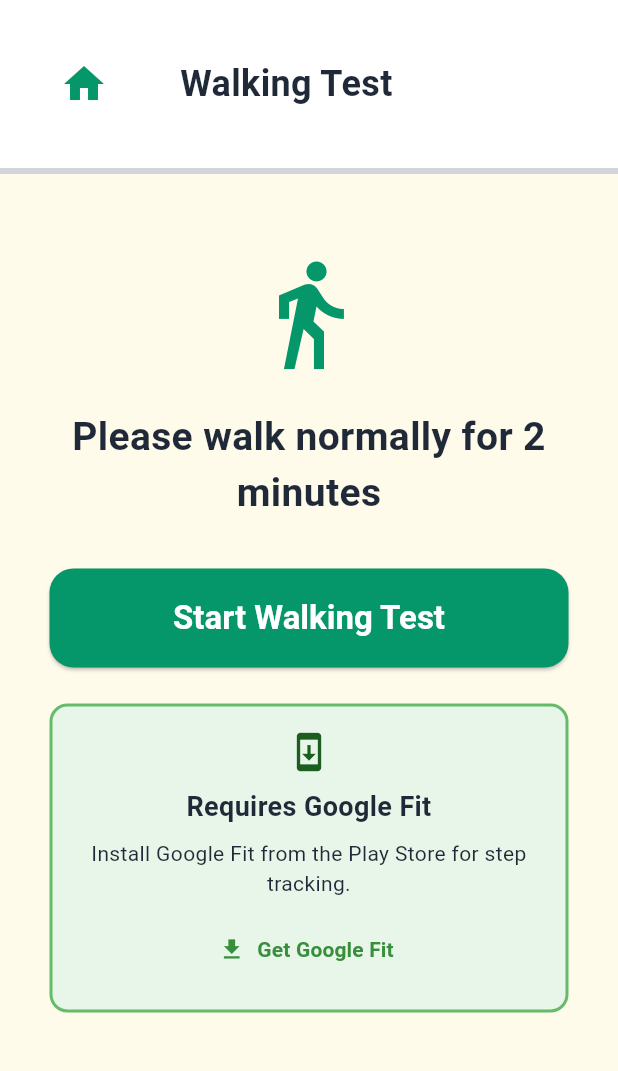
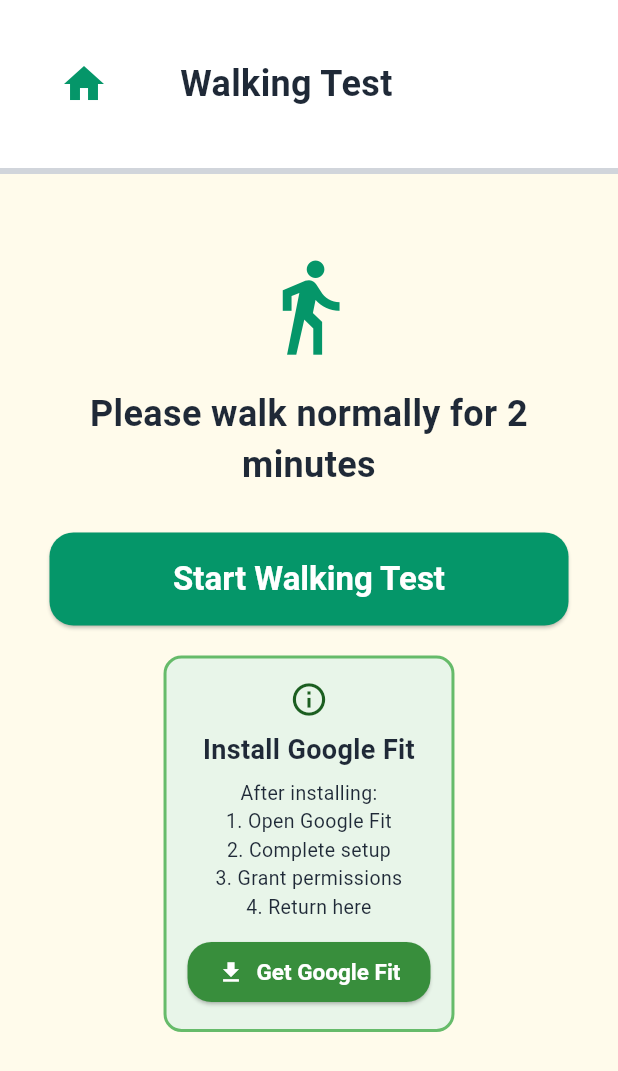
Before and after one commit to evatate/RealVision, a Flutter app: the screen it shows after launch, after a tap on "Start Assessment", after a tap on "Walking Test", on a phone screen of 412 x 824 dp. Shown: the top 1071 px of the screen. Run offline on Flutter 3.47's test engine with Material 3 defaults, Android fonts, the light colour scheme and no system bars; our stand-ins replace camera, flutter_tts, get_it, speech_to_text; missing offline and left inert: google_mlkit_face_detection, health, tflite_flutter.

Commit message:
Perfected loading screen, continuing to implement Google Fit for walking

```diff
--- a/app/lib/screens/eye_tracking_screen.dart
+++ b/app/lib/screens/eye_tracking_screen.dart
@@ -330,7 +330,6 @@ class _EyeTrackingScreenState extends State<EyeTrackingScreen> {
 
         _audioService.speak('Pro-saccade test complete');
 
-        // Return to test selection instead of auto-transitioning
         Future.delayed(const Duration(seconds: 3), () {
           if (mounted) {
             setState(() {
@@ -425,8 +424,7 @@ class _EyeTrackingScreenState extends State<EyeTrackingScreen> {
         // Speak completion message
         _audioService.speak('Smooth pursuit test complete. All eye tracking tests finished!');
 
-        // Wait longer before navigating to ensure audio completes
-        Future.delayed(const Duration(seconds: 5), () {
+        Future.delayed(const Duration(seconds: 8), () {
           if (mounted) {
             setState(() {
               _currentTask = EyeTrackingTask.none;
--- a/app/lib/screens/gait_test_screen.dart
+++ b/app/lib/screens/gait_test_screen.dart
@@ -1,5 +1,6 @@
 import 'package:flutter/material.dart';
 import 'package:provider/provider.dart';
+import 'package:url_launcher/url_launcher.dart';
 import '../models/test_progress.dart';
 import '../services/health_service.dart';
 import '../services/audio_service.dart';
@@ -161,22 +162,22 @@ class _GaitTestScreenState extends State<GaitTestScreen> {
 
           Icon(
             Icons.directions_walk,
-            size: 80,
+            size: 70,
             color: AppColors.primary,
           ),
-          SizedBox(height: 24),
+          SizedBox(height: 20),
 
           Text(
             'Please walk normally for 2 minutes',
             style: TextStyle(
-              fontSize: 26,
+              fontSize: 24,
               fontWeight: FontWeight.bold,
               color: AppColors.textDark,
             ),
             textAlign: TextAlign.center,
           ),
 
-          SizedBox(height: 32),
+          SizedBox(height: 28),
 
           SizedBox(
             width: double.infinity,
@@ -184,7 +185,7 @@ class _GaitTestScreenState extends State<GaitTestScreen> {
               onPressed: _startTest,
               style: ElevatedButton.styleFrom(
                 backgroundColor: AppColors.primary,
-                padding: EdgeInsets.all(20),
+                padding: EdgeInsets.all(18),
               ),
               child: Text(
                 'Start Walking Test',
@@ -193,10 +194,10 @@ class _GaitTestScreenState extends State<GaitTestScreen> {
             ),
           ),
 
-          SizedBox(height: 24),
+          SizedBox(height: 20),
 
           Container(
-            padding: const EdgeInsets.all(16),
+            padding: const EdgeInsets.all(14),
             decoration: BoxDecoration(
               color: Colors.green[50],
               borderRadius: BorderRadius.circular(12),
@@ -204,12 +205,10 @@ class _GaitTestScreenState extends State<GaitTestScreen> {
             ),
             child: Column(
               children: [
-                Icon(Icons.system_update, color: Colors.green[900], size: 28),
-                SizedBox(height: 10),
+                Icon(Icons.info_outline, color: Colors.green[900], size: 26),
+                SizedBox(height: 8),
                 Text(
-                  Platform.isIOS
-                      ? 'For Best Results: Install Google Fit'
-                      : 'Requires Google Fit',
+                  'Install Google Fit',
                   style: TextStyle(
                     fontSize: 18,
                     color: AppColors.textDark,
@@ -217,30 +216,54 @@ class _GaitTestScreenState extends State<GaitTestScreen> {
                   ),
                   textAlign: TextAlign.center,
                 ),
-                SizedBox(height: 8),
+                SizedBox(height: 6),
                 Text(
                   Platform.isIOS
-                      ? 'Google Fit provides faster and more accurate step tracking than Apple Health.\n\nDownload from App Store before starting.'
-                      : 'Install Google Fit from the Play Store for step tracking.',
+                      ? 'After installing:\n1. Open Google Fit\n2. Grant Motion & Fitness permissions\n3. Return to this app'
+                      : 'After installing:\n1. Open Google Fit\n2. Complete setup\n3. Grant permissions\n4. Return here',
                   style: TextStyle(
-                    fontSize: 14,
+                    fontSize: 13,
                     color: AppColors.textDark,
                   ),
                   textAlign: TextAlign.center,
                 ),
                 SizedBox(height: 10),
-                TextButton.icon(
-                  onPressed: () {
-                    print('Open app store link');
+                ElevatedButton.icon(
+                  onPressed: () async {
+                    // Use itms-apps:// scheme for iOS to open App Store directly
+                    final url = Platform.isIOS
+                        ? 'itms-apps://apps.apple.com/app/id1423857595'
+                        : 'https://play.google.com/store/apps/details?id=com.google.android.apps.fitness';
+
+                    final uri = Uri.parse(url);
+                    try {
+                      await launchUrl(uri, mode: LaunchMode.externalApplication);
+                    } catch (e) {
+                      // Fallback to web URL for iOS
+                      if (Platform.isIOS) {
+                        final webUrl = Uri.parse('https://apps.apple.com/us/app/google-fit/id1423857595');
+                        await launchUrl(webUrl, mode: LaunchMode.externalApplication);
+                      } else {
+                        if (mounted) {
+                          ScaffoldMessenger.of(context).showSnackBar(
+                            SnackBar(content: Text('Could not open app store')),
+                          );
+                        }
+                      }
+                    }
                   },
-                  icon: Icon(Icons.download, color: Colors.green[700]),
+                  icon: Icon(Icons.download, color: Colors.white, size: 18),
                   label: Text(
                     'Get Google Fit',
                     style: TextStyle(
-                      fontSize: 14,
-                      color: Colors.green[700],
+                      fontSize: 15,
+                      color: Colors.white,
                       fontWeight: FontWeight.bold,
                     ),
+                  ),
+                  style: ElevatedButton.styleFrom(
+                    backgroundColor: Colors.green[700],
+                    padding: EdgeInsets.symmetric(horizontal: 20, vertical: 10),
                   ),
                 ),
               ],
--- a/app/lib/screens/splash_screen.dart
+++ b/app/lib/screens/splash_screen.dart
@@ -52,50 +52,47 @@ class _SplashScreenState extends State<SplashScreen> {
     return Scaffold(
       backgroundColor: AppColors.background,
       body: SafeArea(
-        child: SingleChildScrollView(
-          padding: EdgeInsets.all(24),
+        child: Padding(
+          padding: EdgeInsets.all(20),
           child: Column(
-            mainAxisAlignment: MainAxisAlignment.center,
             children: [
-              SizedBox(height: 40),
-
-              // App Logo/Icon
+              SizedBox(height: 20),
               Container(
-                width: 120,
-                height: 120,
+                width: 80,
+                height: 80,
                 decoration: BoxDecoration(
                   color: AppColors.primary,
                   shape: BoxShape.circle,
                 ),
                 child: Icon(
                   Icons.remove_red_eye,
-                  size: 60,
+                  size: 40,
                   color: Colors.white,
                 ),
               ),
 
-              SizedBox(height: 24),
+              SizedBox(height: 16),
 
               Text(
                 'RealVision',
                 style: TextStyle(
-                  fontSize: 48,
+                  fontSize: 40,
                   fontWeight: FontWeight.bold,
                   color: AppColors.textDark,
                 ),
               ),
 
-              SizedBox(height: 8),
+              SizedBox(height: 6),
 
               Text(
                 'Cognitive Assessment Tool',
                 style: TextStyle(
-                  fontSize: 20,
+                  fontSize: 18,
                   color: AppColors.textMedium,
                 ),
               ),
 
-              SizedBox(height: 48),
+              SizedBox(height: 24),
 
               if (_isLoading)
                 Column(
@@ -115,24 +112,24 @@ class _SplashScreenState extends State<SplashScreen> {
                   ],
                 ),
 
-              // Remove the "Ready" status section entirely
-              SizedBox(height: 48),
+              SizedBox(height: 12),
 
               // Instructions
               Container(
-                padding: EdgeInsets.all(24),
+                padding: EdgeInsets.all(16),
                 decoration: BoxDecoration(
                   color: Colors.blue[50],
-                  borderRadius: BorderRadius.circular(16),
+                  borderRadius: BorderRadius.circular(12),
                   border: Border.all(color: Colors.blue[300]!, width: 2),
                 ),
                 child: Column(
                   crossAxisAlignment: CrossAxisAlignment.start,
+                  mainAxisSize: MainAxisSize.min,
                   children: [
                     Text(
                       'Test Instructions',
                       style: TextStyle(
-                        fontSize: 24,
+                        fontSize: 28,
                         fontWeight: FontWeight.bold,
                         color: AppColors.textDark,
                       ),
@@ -140,16 +137,16 @@ class _SplashScreenState extends State<SplashScreen> {
                     SizedBox(height: 16),
                     _buildInstruction('1', 'Complete all 4 tests'),
                     SizedBox(height: 12),
-                    _buildInstruction('2', 'Start with Walking Test for best results'),
+                    _buildInstruction('2', 'Start with Walking Test'),
                     SizedBox(height: 12),
                     _buildInstruction('3', 'Find a quiet, well-lit space'),
                     SizedBox(height: 12),
-                    _buildInstruction('4', 'Follow audio instructions carefully'),
+                    _buildInstruction('4', 'Follow audio instructions'),
                   ],
                 ),
               ),
 
-              SizedBox(height: 24),
+              SizedBox(height: 48),
 
               if (!_isLoading)
                 SizedBox(
@@ -158,7 +155,7 @@ class _SplashScreenState extends State<SplashScreen> {
                     onPressed: _navigateToHome,
                     style: ElevatedButton.styleFrom(
                       backgroundColor: AppColors.primary,
-                      padding: EdgeInsets.all(20),
+                      padding: EdgeInsets.all(16),
                     ),
                     child: Text(
                       'Start Assessment',
@@ -171,8 +168,7 @@ class _SplashScreenState extends State<SplashScreen> {
                   ),
                 ),
 
-              // Add extra space under the button
-              SizedBox(height: 40),
+              SizedBox(height: 12),
             ],
           ),
         ),
@@ -185,8 +181,8 @@ class _SplashScreenState extends State<SplashScreen> {
       crossAxisAlignment: CrossAxisAlignment.start,
       children: [
         Container(
-          width: 28,
-          height: 28,
+          width: 32,
+          height: 32,
           decoration: BoxDecoration(
             color: AppColors.primary,
             shape: BoxShape.circle,
@@ -197,19 +193,19 @@ class _SplashScreenState extends State<SplashScreen> {
               style: TextStyle(
                 color: Colors.white,
                 fontWeight: FontWeight.bold,
-                fontSize: 14,
+                fontSize: 24,
               ),
             ),
           ),
         ),
-        SizedBox(width: 10),
+        SizedBox(width: 12),
         Expanded(
           child: Padding(
-            padding: EdgeInsets.only(top: 4),
+            padding: EdgeInsets.only(top: 6),
             child: Text(
               text,
               style: TextStyle(
-                fontSize: 16,
+                fontSize: 24,
                 color: AppColors.textDark,
               ),
             ),
--- a/app/pubspec.yaml
+++ b/app/pubspec.yaml
@@ -43,6 +43,7 @@ dependencies:
 
   # Utilities
   intl: ^0.20.2
+  url_launcher: ^6.2.5
 
 dev_dependencies:
   flutter_test:
```
Also changed, not shown: app/pubspec.lock, 6 other files.
